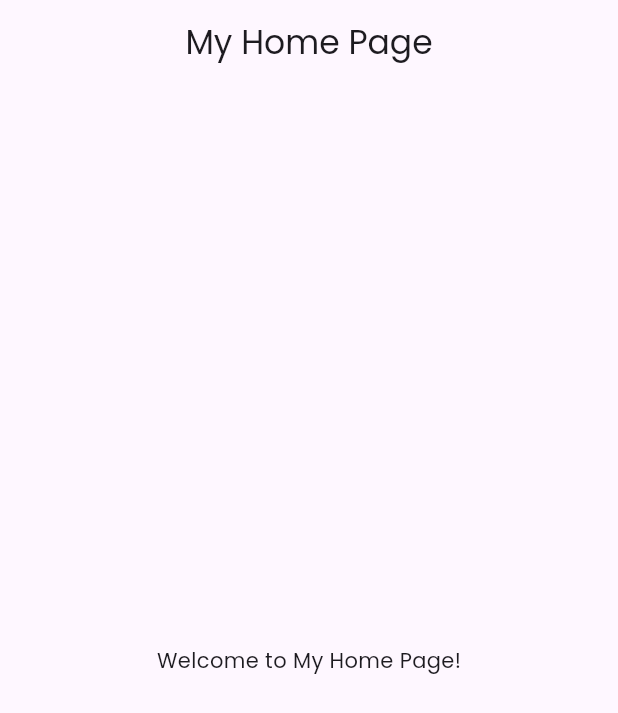
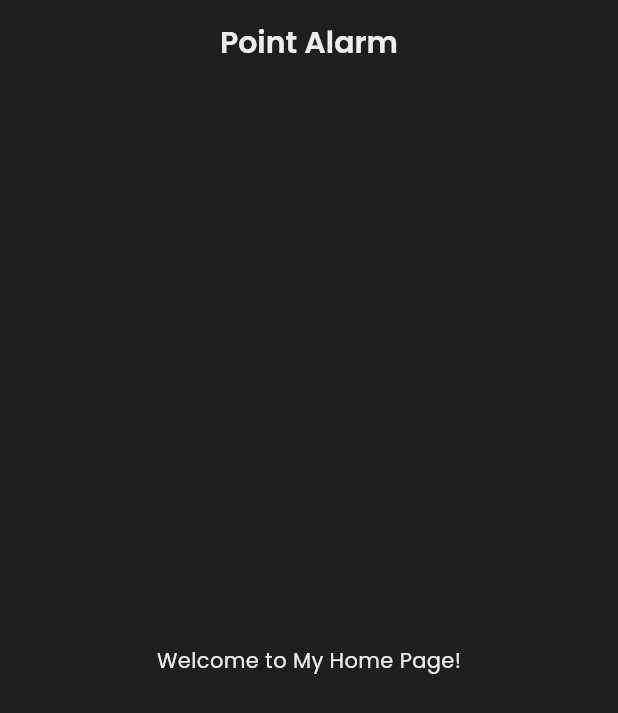
Before and after one commit to kbimsara/pointAlarm, a Flutter app: the screen it shows after launch, on a phone screen of 412 x 824 dp. Shown: the top 713 px of the screen. Run offline on Flutter 3.47's test engine with Material 3 defaults, Android fonts, the phone set to English and light mode, and no system bars.

Commit message:
Update myHome.dart

```diff
--- a/lib/Pages/myHome.dart
+++ b/lib/Pages/myHome.dart
@@ -8,13 +8,30 @@ class MyHomePage extends StatelessWidget {
   @override
   Widget build(BuildContext context) {
     return Scaffold(
-      appBar: AppBar(
-        title: Text('My Home Page'),
-        centerTitle: true,
+
+      backgroundColor: Color(0xff1E1E1E),
+      appBar: appBar(),
+      body: Center(
+        child: Text('Welcome to My Home Page!',
+            style: TextStyle(
+              fontFamily: 'Poppins',
+              color: Color(0xffEEEEEE),
+            )),
+        ),
+    );
+  }
+
+  AppBar appBar() {
+    return AppBar(
+      backgroundColor: Color(0xff1E1E1E),
+      title: Text('Point Alarm'),
+      titleTextStyle: TextStyle(
+        fontFamily: 'Poppins',
+        fontSize: 20,
+        fontWeight: FontWeight.w600,
+        color: const Color(0xffEEEEEE),
       ),
-      body: Center(
-        child: Text('Welcome to My Home Page!'),
-      ),
+      centerTitle: true,
     );
   }
 }
```
